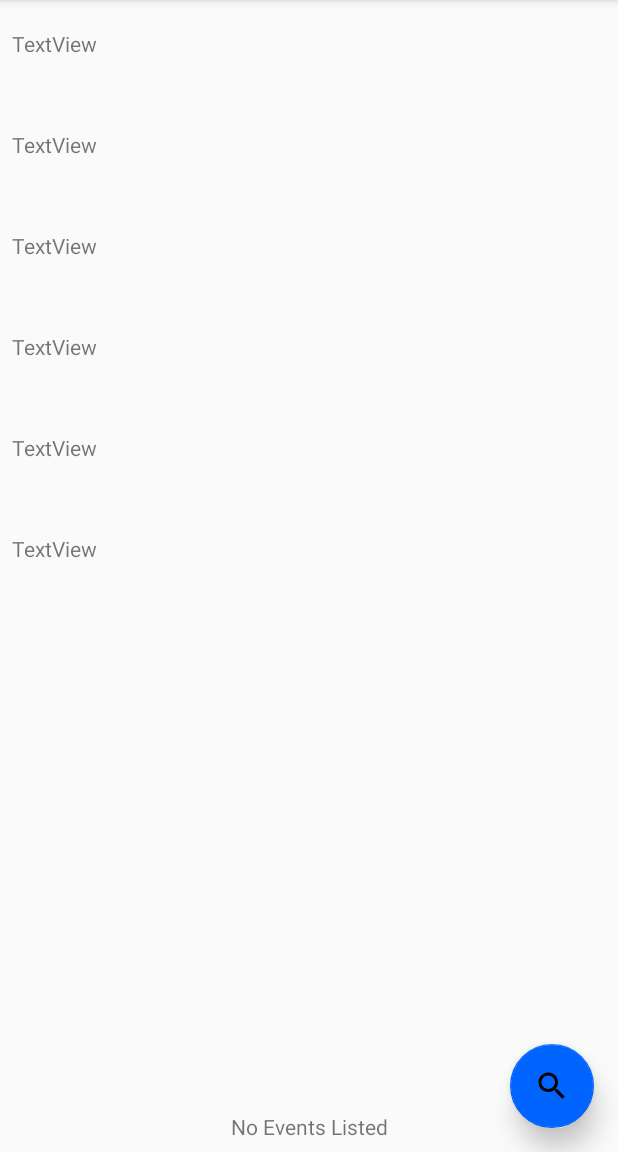
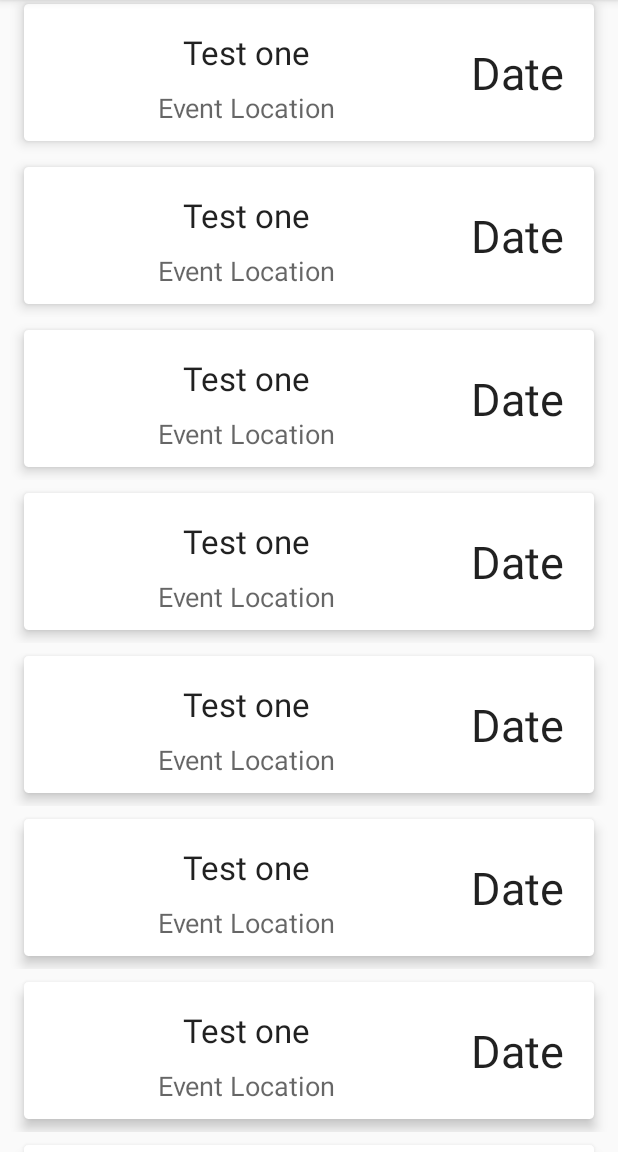
Before and after one commit to devlontechron/450Android-HackAlong, an Android app: the screen it shows after launch (MainActivity), after a tap on "Events", on a phone screen of 412 x 824 dp, the part 84-1236 px from its top. Run offline under Robolectric (Android 15) with nearby library versions, the phone set to English and light mode, and no system bars; 1 other tap on this screen came first.

Commit message:
Recycler View in Events.

```diff
--- a/app/build.gradle
+++ b/app/build.gradle
@@ -28,5 +28,7 @@ dependencies {
     compile 'com.android.support:design:25.3.1'
     compile 'com.android.support.constraint:constraint-layout:1.0.2'
     compile 'com.android.support:support-v4:25.3.1'
+    compile 'com.android.support:cardview-v7:25.0.+'
+    compile 'com.android.support:recyclerview-v7:25.0.0-rc1'
     testCompile 'junit:junit:4.12'
 }
--- /dev/null
+++ b/app/src/main/java/group6/tcss450/uw/edu/hackalong/Adapter.java
@@ -0,0 +1,51 @@
+package group6.tcss450.uw.edu.hackalong;
+
+import android.support.v7.widget.CardView;
+import android.support.v7.widget.RecyclerView;
+import android.view.LayoutInflater;
+import android.view.View;
+import android.view.ViewGroup;
+import android.widget.TextView;
+
+/**
+ * Created by Devin on 5/25/2017.
+ */
+
+public class Adapter extends RecyclerView.Adapter<Adapter.MyViewHolder> {
+    private String[] mDataset;
+    public static class MyViewHolder extends RecyclerView.ViewHolder {
+        public CardView mCardView;
+        public TextView mTextView;
+        public MyViewHolder(View v) {
+            super(v);
+
+            mCardView = (CardView) v.findViewById(R.id.card_view);
+            mTextView = (TextView) v.findViewById(R.id.textViewName);
+        }
+    }
+
+    public Adapter(String[] myDataset) {
+        mDataset = myDataset;
+    }
+
+
+    @Override
+    public MyViewHolder onCreateViewHolder(ViewGroup parent, int viewType) {
+        // create a new view
+        View v = LayoutInflater.from(parent.getContext())
+                .inflate(R.layout.cards, parent, false);
+        // set the view's size, margins, paddings and layout parameters
+        MyViewHolder vh = new MyViewHolder(v);
+        return vh;
+    }
+
+    @Override
+    public void onBindViewHolder(Adapter.MyViewHolder holder, int position) {
+        holder.mTextView.setText(mDataset[position]);
+    }
+
+    @Override
+    public int getItemCount() {
+        return mDataset.length;
+    }
+}
--- a/app/src/main/java/group6/tcss450/uw/edu/hackalong/EventsFragment.java
+++ b/app/src/main/java/group6/tcss450/uw/edu/hackalong/EventsFragment.java
@@ -9,6 +9,8 @@ package group6.tcss450.uw.edu.hackalong;
 import android.content.Context;
 import android.os.Bundle;
 import android.support.design.widget.FloatingActionButton;
+import android.support.v7.widget.LinearLayoutManager;
+import android.support.v7.widget.RecyclerView;
 import android.view.LayoutInflater;
 import android.view.View;
 import android.view.ViewGroup;
@@ -28,6 +30,7 @@ public class EventsFragment extends LoginFragment implements EventsWebService.On
     String JSONRecieved;
 
 
+    protected RecyclerView mRecyclerView;
 
     /**
      * Required empty constructor
@@ -45,10 +48,14 @@ public class EventsFragment extends LoginFragment implements EventsWebService.On
     @Override
     public View onCreateView(LayoutInflater inflater, ViewGroup container,
                              Bundle savedInstanceState) {
-        View v = inflater.inflate(R.layout.fragment_events, container, false);
+        View v = inflater.inflate(R.layout.recyclerview, container, false);
         mTextView = (TextView) v.findViewById(R.id.EventsText);
         FloatingActionButton F = (FloatingActionButton) v.findViewById(R.id.FABEventSearch);
-        F.setOnClickListener(this);
+        //F.setOnClickListener(this);
+        mRecyclerView = (RecyclerView) v.findViewById(R.id.list);
+        mRecyclerView.setLayoutManager(new LinearLayoutManager(getActivity()));
+        Adapter mAdapter = new Adapter(new String[]{"Test one","Test one","Test one","Test one","Test one","Test one","Test one","Test one","Test one","Test one"});
+        mRecyclerView.setAdapter(mAdapter);
         loadEvents(v);
         return v;
 
@@ -117,7 +124,7 @@ public class EventsFragment extends LoginFragment implements EventsWebService.On
      * @param json
      */
     private void parseJSON(final String json) {
-        mTextView.setText(json);
+       // mTextView.setText(json);
     }
 
     /**
--- a/app/src/main/java/group6/tcss450/uw/edu/hackalong/RegisterFragment.java
+++ b/app/src/main/java/group6/tcss450/uw/edu/hackalong/RegisterFragment.java
@@ -86,7 +86,10 @@ public class RegisterFragment extends LoginFragment implements RegisterWebServic
     @Override
     public void onClick(View v) {
         if (mListener != null) {
-            if (user.getText().length() > 0 && pass.getText().length() > 0) {
+            if(!user.getText().toString().contains("@") || !user.getText().toString().contains(".")){
+                Toast.makeText( getActivity().getApplicationContext(), "Not a valid email address",Toast.LENGTH_LONG).show();
+            }
+            else if (user.getText().length() > 0 && pass.getText().length() > 0) {
                 password = pass.getText().toString();
                 username = user.getText().toString().toLowerCase();
                 String password2 = pass2.getText().toString();
--- /dev/null
+++ b/app/src/main/res/layout/cards.xml
@@ -0,0 +1,70 @@
+<?xml version="1.0" encoding="utf-8"?>
+<LinearLayout xmlns:android="http://schemas.android.com/apk/res/android"
+    xmlns:card_view="http://schemas.android.com/apk/res-auto"
+    android:layout_width="match_parent"
+    android:layout_height="wrap_content"
+    android:orientation="vertical"
+    android:tag="cards main container">
+
+    <android.support.v7.widget.CardView
+        android:id="@+id/card_view"
+        android:layout_width="match_parent"
+        android:layout_height="wrap_content"
+        android:layout_marginLeft="10dp"
+        android:layout_marginRight="10dp"
+        android:animateLayoutChanges="true"
+        android:clickable="true"
+        android:visibility="visible"
+        card_view:cardBackgroundColor="@color/cardview_light_background"
+        card_view:cardCornerRadius="3dp"
+        card_view:cardElevation="5dp"
+        card_view:cardUseCompatPadding="true">
+
+        <LinearLayout
+            android:layout_width="match_parent"
+            android:layout_height="wrap_content"
+            android:orientation="horizontal">
+
+            <LinearLayout
+                android:layout_width="0dp"
+                android:layout_height="wrap_content"
+                android:layout_marginTop="12dp"
+                android:layout_weight="2"
+                android:orientation="vertical">
+
+                <TextView
+                    android:id="@+id/textViewName"
+                    android:layout_width="wrap_content"
+                    android:layout_height="wrap_content"
+                    android:layout_gravity="center_horizontal"
+                    android:layout_marginTop="5dp"
+                    android:text="Event Name"
+                    android:textAppearance="?android:attr/textAppearanceLarge" />
+
+                <TextView
+                    android:id="@+id/textViewVersion"
+                    android:layout_width="wrap_content"
+                    android:layout_height="wrap_content"
+                    android:layout_gravity="center_horizontal"
+                    android:layout_marginTop="10dp"
+
+                    android:paddingBottom="10dp"
+                    android:text="Event Location"
+                    android:textAppearance="?android:attr/textAppearanceMedium" />
+
+            </LinearLayout>
+
+            <TextView
+                android:id="@+id/eventDate"
+                android:layout_width="wrap_content"
+                android:layout_height="wrap_content"
+                android:layout_gravity="center_horizontal|center|clip_vertical"
+                android:layout_marginRight="20dp"
+                android:text="Date"
+                android:textAppearance="?android:attr/textAppearanceLarge"
+                android:textSize="30sp" />
+        </LinearLayout>
+
+    </android.support.v7.widget.CardView>
+
+</LinearLayout>
--- /dev/null
+++ b/app/src/main/res/layout/recyclerview.xml
@@ -0,0 +1,15 @@
+<?xml version="1.0" encoding="utf-8"?>
+
+<android.support.v7.widget.RecyclerView xmlns:android="http://schemas.android.com/apk/res/android"
+    xmlns:app="http://schemas.android.com/apk/res-auto"
+    xmlns:tools="http://schemas.android.com/tools"
+    android:id="@+id/list"
+    android:layout_width="match_parent"
+    android:layout_height="wrap_content"
+    android:layout_marginLeft="0dp"
+    android:layout_marginRight="0dp"
+    android:layout_marginTop="50dp"
+    android:clickable="true"
+
+    app:layoutManager="LinearLayoutManager"
+    tools:listitem="@layout/cards" />
--- a/build.gradle
+++ b/build.gradle
@@ -6,6 +6,7 @@ buildscript {
     }
     dependencies {
         classpath 'com.android.tools.build:gradle:2.3.2'
+
 
         // NOTE: Do not place your application dependencies here; they belong
         // in the individual module build.gradle files
```
